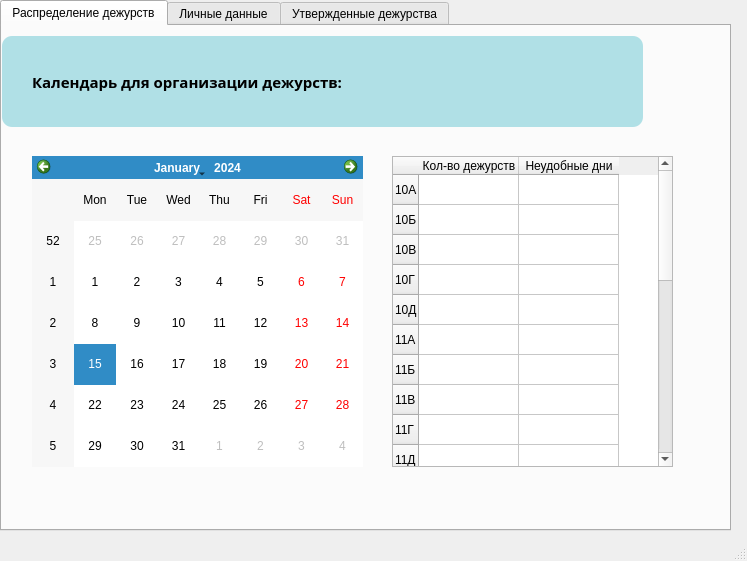
Qt form A12_admin_form.ui (sk3feel/YandexProject1) before a commit.
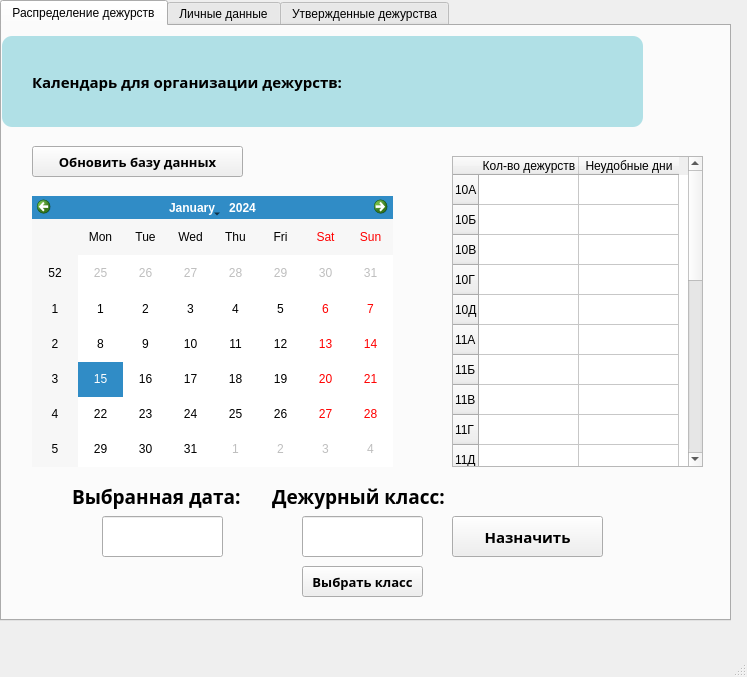
The same form after that commit.

```diff
--- a/A12_admin_form.ui
+++ b/A12_admin_form.ui
@@ -7,7 +7,7 @@
     <x>0</x>
     <y>0</y>
     <width>747</width>
-    <height>561</height>
+    <height>677</height>
    </rect>
   </property>
   <property name="windowTitle">
@@ -20,7 +20,7 @@
       <x>0</x>
       <y>0</y>
       <width>731</width>
-      <height>531</height>
+      <height>621</height>
      </rect>
     </property>
     <property name="currentIndex">
@@ -77,18 +77,18 @@
       <property name="geometry">
        <rect>
         <x>30</x>
-        <y>130</y>
-        <width>331</width>
-        <height>311</height>
+        <y>170</y>
+        <width>361</width>
+        <height>271</height>
        </rect>
       </property>
      </widget>
      <widget class="QTableWidget" name="tblwg_n_baddays">
       <property name="geometry">
        <rect>
-        <x>390</x>
+        <x>450</x>
         <y>130</y>
-        <width>281</width>
+        <width>251</width>
         <height>311</height>
        </rect>
       </property>
@@ -218,6 +218,147 @@
        </property>
       </column>
      </widget>
+     <widget class="QLabel" name="label">
+      <property name="geometry">
+       <rect>
+        <x>70</x>
+        <y>450</y>
+        <width>211</width>
+        <height>41</height>
+       </rect>
+      </property>
+      <property name="font">
+       <font>
+        <family>Futura LT</family>
+        <pointsize>14</pointsize>
+        <weight>75</weight>
+        <bold>true</bold>
+       </font>
+      </property>
+      <property name="text">
+       <string>Выбранная дата:</string>
+      </property>
+     </widget>
+     <widget class="QLineEdit" name="ledit_date">
+      <property name="geometry">
+       <rect>
+        <x>100</x>
+        <y>490</y>
+        <width>121</width>
+        <height>41</height>
+       </rect>
+      </property>
+      <property name="font">
+       <font>
+        <family>Futura LT</family>
+        <pointsize>11</pointsize>
+        <weight>75</weight>
+        <bold>true</bold>
+       </font>
+      </property>
+     </widget>
+     <widget class="QPushButton" name="btn_make_duty">
+      <property name="geometry">
+       <rect>
+        <x>450</x>
+        <y>490</y>
+        <width>151</width>
+        <height>41</height>
+       </rect>
+      </property>
+      <property name="font">
+       <font>
+        <family>Futura LT</family>
+        <pointsize>11</pointsize>
+        <weight>75</weight>
+        <bold>true</bold>
+       </font>
+      </property>
+      <property name="text">
+       <string>Назначить</string>
+      </property>
+     </widget>
+     <widget class="QLineEdit" name="ledit_class">
+      <property name="geometry">
+       <rect>
+        <x>300</x>
+        <y>490</y>
+        <width>121</width>
+        <height>41</height>
+       </rect>
+      </property>
+      <property name="font">
+       <font>
+        <family>Futura LT</family>
+        <pointsize>11</pointsize>
+        <weight>75</weight>
+        <bold>true</bold>
+       </font>
+      </property>
+     </widget>
+     <widget class="QLabel" name="label_2">
+      <property name="geometry">
+       <rect>
+        <x>270</x>
+        <y>450</y>
+        <width>211</width>
+        <height>41</height>
+       </rect>
+      </property>
+      <property name="font">
+       <font>
+        <family>Futura LT</family>
+        <pointsize>14</pointsize>
+        <weight>75</weight>
+        <bold>true</bold>
+       </font>
+      </property>
+      <property name="text">
+       <string>Дежурный класс:</string>
+      </property>
+     </widget>
+     <widget class="QPushButton" name="btn_pick_class">
+      <property name="geometry">
+       <rect>
+        <x>300</x>
+        <y>540</y>
+        <width>121</width>
+        <height>31</height>
+       </rect>
+      </property>
+      <property name="font">
+       <font>
+        <family>Futura LT</family>
+        <pointsize>10</pointsize>
+        <weight>75</weight>
+        <bold>true</bold>
+       </font>
+      </property>
+      <property name="text">
+       <string>Выбрать класс</string>
+      </property>
+     </widget>
+     <widget class="QPushButton" name="btn_reload_bd">
+      <property name="geometry">
+       <rect>
+        <x>30</x>
+        <y>120</y>
+        <width>211</width>
+        <height>31</height>
+       </rect>
+      </property>
+      <property name="font">
+       <font>
+        <family>Futura LT</family>
+        <pointsize>10</pointsize>
+        <weight>75</weight>
+        <bold>true</bold>
+       </font>
+      </property>
+      <property name="text">
+       <string>Обновить базу данных</string>
+      </property>
+     </widget>
     </widget>
     <widget class="QWidget" name="tab_2">
      <attribute name="title">
```
Left out of the diff: 2 changed lines with no effect on the pictures.
